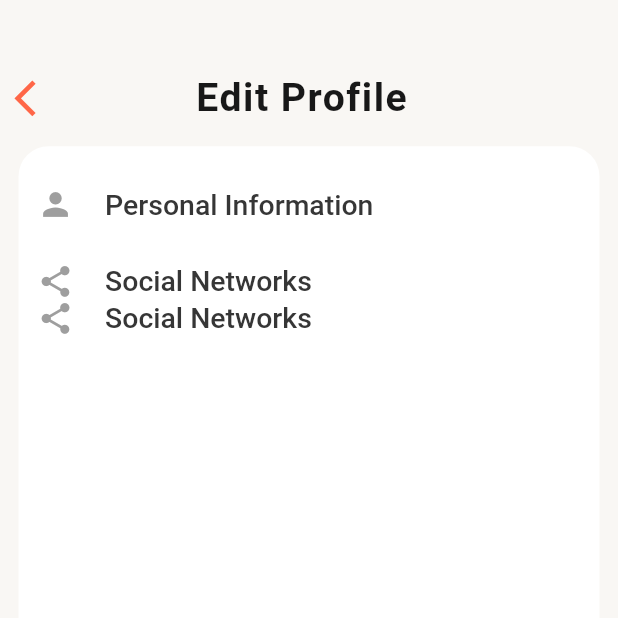
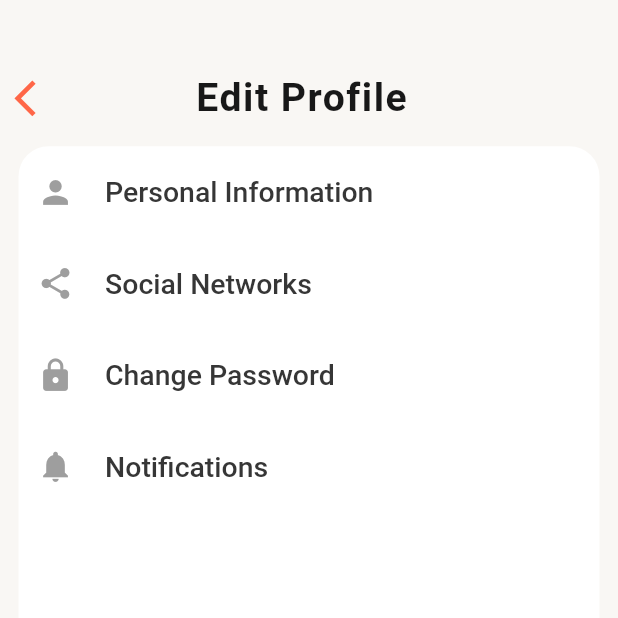
Before and after one commit to mustafa01-crypto/russia_social, a Flutter app: the ProfilePage screen opened directly, on a phone screen of 412 x 824 dp, the top half of it. Run offline on Flutter 3.47's test engine with Material 2 defaults, Android fonts, the phone set to English and light mode, and no system bars; our stand-ins replace flutter_svg, google_fonts, sizer; missing offline and left inert: global_bottom_navigation_bar.

Commit message:
notifications

```diff
--- a/lib/pages/profile_tab/profile_page.dart
+++ b/lib/pages/profile_tab/profile_page.dart
@@ -1,11 +1,13 @@
 import 'package:flutter/material.dart';
 import 'package:russia_social/components/top_row_icons.dart';
+import 'package:russia_social/pages/profile_tab/open_notifications.dart';
 import 'package:russia_social/pages/profile_tab/personal_information.dart';
 import 'package:russia_social/pages/profile_tab/social_networks.dart';
 import 'package:russia_social/widgets/text_widget.dart';
 import 'package:sizer/sizer.dart';
 
 import '../../widgets/constants.dart';
+import 'change_password.dart';
 
 class ProfilePage extends StatefulWidget {
   const ProfilePage({Key? key}) : super(key: key);
@@ -45,7 +47,7 @@ class _ProfilePageState extends State<ProfilePage> {
                     Padding(
                       padding: EdgeInsets.symmetric(
                         horizontal: 3.w,
-                        vertical: 3.2.h,
+                        vertical: 2.2.h,
                       ),
                       child: GestureDetector(
                         onTap: () {
@@ -76,6 +78,7 @@ class _ProfilePageState extends State<ProfilePage> {
                     Padding(
                       padding: EdgeInsets.symmetric(
                         horizontal: 3.w,
+                        vertical: 2.2.h,
                       ),
                       child: GestureDetector(
                         onTap: () {
@@ -106,6 +109,7 @@ class _ProfilePageState extends State<ProfilePage> {
                     Padding(
                       padding: EdgeInsets.symmetric(
                         horizontal: 3.w,
+                        vertical: 2.2.h,
                       ),
                       child: GestureDetector(
                         onTap: () {
@@ -113,12 +117,12 @@ class _ProfilePageState extends State<ProfilePage> {
                               context,
                               MaterialPageRoute(
                                   builder: (context) =>
-                                  const SocialNetworks()));
+                                  const ChangePassword()));
                         },
                         child: Row(
                           children: [
                             Icon(
-                              Icons.share,
+                              Icons.lock,
                               color: iconColor,
                               size: 18.sp,
                             ),
@@ -126,7 +130,38 @@ class _ProfilePageState extends State<ProfilePage> {
                               width: 5.w,
                             ),
                             Text(
-                              "Social Networks",
+                              "Change Password",
+                              style: editProfileStyle,
+                            )
+                          ],
+                        ),
+                      ),
+                    ),
+                    Padding(
+                      padding: EdgeInsets.symmetric(
+                        horizontal: 3.w,
+                        vertical: 2.2.h,
+                      ),
+                      child: GestureDetector(
+                        onTap: () {
+                          Navigator.push(
+                              context,
+                              MaterialPageRoute(
+                                  builder: (context) =>
+                                  const OpenNotification()));
+                        },
+                        child: Row(
+                          children: [
+                            Icon(
+                              Icons.notifications,
+                              color: iconColor,
+                              size: 18.sp,
+                            ),
+                            SizedBox(
+                              width: 5.w,
+                            ),
+                            Text(
+                              "Notifications",
                               style: editProfileStyle,
                             )
                           ],
--- a/lib/widgets/constants.dart
+++ b/lib/widgets/constants.dart
@@ -14,3 +14,6 @@ Color dividerColor = const Color(0xFFF5F5F5);
 Color iconColor = const Color(0xFF9E9E9E);
 
 Color borderColor = const Color(0xFFE2DFDB);
+
+Color switchColor = const Color(0xFFD6D2CC);
+Color switchColor2 = const Color(0xFFF3F2F0);
```
Also changed, not shown: lib/pages/profile_tab/change_password.dart (added, +83 -0 lines), lib/pages/profile_tab/open_notifications.dart (added, +120 -0 lines), lib/pages/profile_tab/social_networks.dart (+0 -13 lines).
